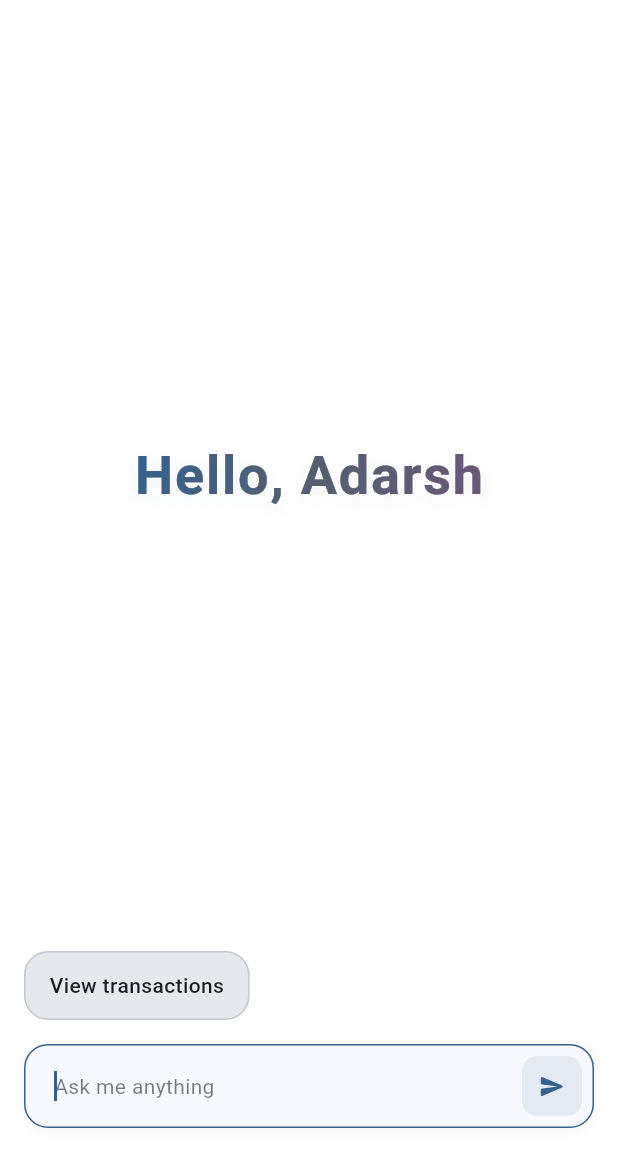
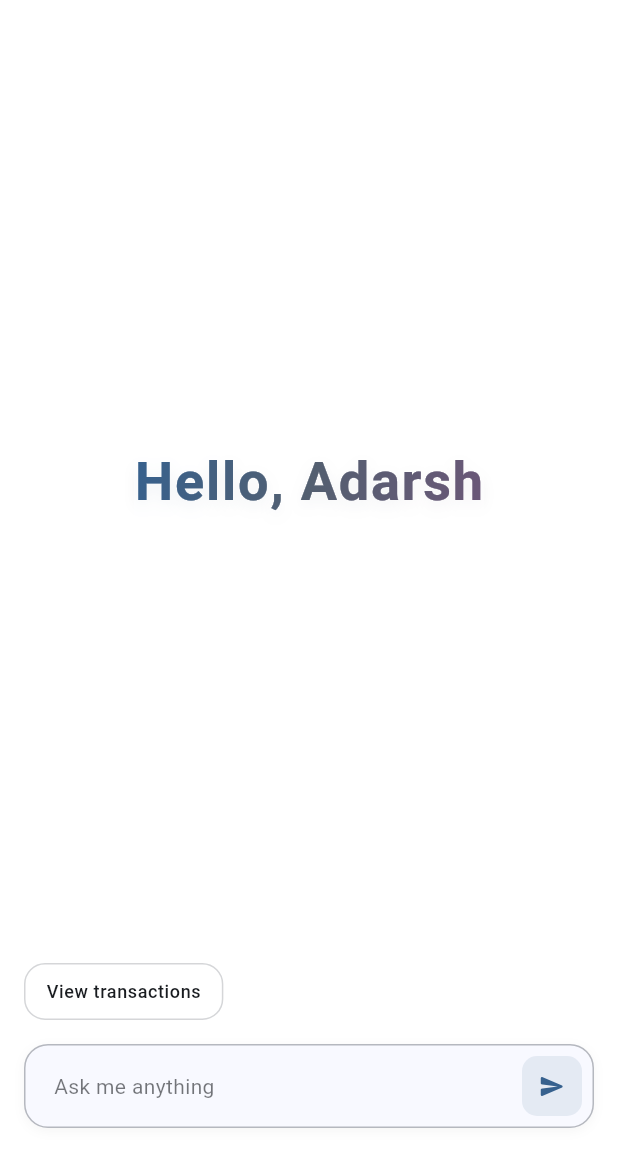
Before and after one commit to Adarsh077/paisa-app, a Flutter app: the screen it shows after launch, on a phone screen of 412 x 824 dp, the part 84-1236 px from its top. Run offline on Flutter 3.47's test engine with Material 3 defaults, Android fonts, the phone set to English and light mode, and no system bars; drawn by our look-alikes of dynamic_color; our stand-ins replace flutter_local_notifications, google_fonts, permission_handler; missing offline and left inert: flutter_background_service, flutter_logs, markdown_widget, readsms.

```diff
--- a/lib/screens/agent/agent_suggestions.dart
+++ b/lib/screens/agent/agent_suggestions.dart
@@ -57,12 +57,11 @@ class _SuggestionChip extends StatelessWidget {
       color: Colors.transparent,
       child: InkWell(
         onTap: onTap,
-        borderRadius: BorderRadius.circular(16),
         child: Container(
-          padding: const EdgeInsets.symmetric(horizontal: 16, vertical: 12),
+          padding: const EdgeInsets.symmetric(horizontal: 14, vertical: 10),
           decoration: BoxDecoration(
-            color: colorScheme.surfaceContainerHigh,
-            borderRadius: BorderRadius.circular(16),
+            color: colorScheme.surfaceContainerLowest,
+            borderRadius: BorderRadius.circular(14),
             border: Border.all(
               color: colorScheme.outline.withOpacity(0.3),
               width: 1,
@@ -70,7 +69,7 @@ class _SuggestionChip extends StatelessWidget {
           ),
           child: Text(
             title,
-            style: theme.textTheme.bodyMedium?.copyWith(
+            style: theme.textTheme.bodySmall?.copyWith(
               fontWeight: FontWeight.w500,
               color: colorScheme.onSurface,
             ),
--- a/lib/widgets/agent_bar.dart
+++ b/lib/widgets/agent_bar.dart
@@ -36,7 +36,6 @@ class AgentBar extends StatelessWidget {
                       ),
                       child: TextField(
                         controller: agentProvider.controller,
-                        autofocus: true,
                         enabled: !agentProvider.isLoading,
                         style: theme.textTheme.bodyMedium?.copyWith(
                           color: colorScheme.onSurface,
```
Also changed, not shown: lib/screens/transactions/tranasctions.dart (+36 -5 lines), lib/widgets/agent_bar_usage_example.dart (deleted, +0 -41 lines).
